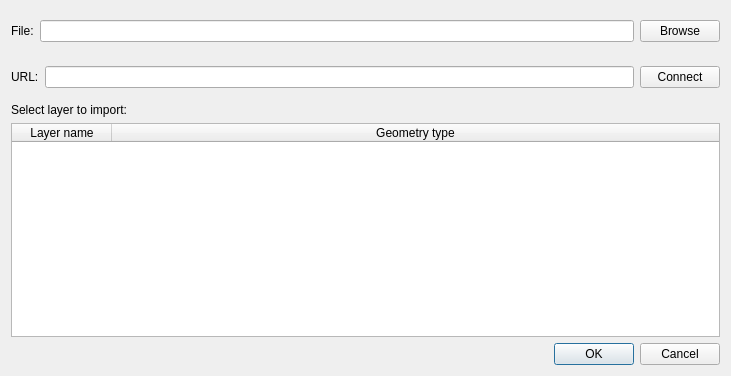
This is src/builderexts/import.spatial-graph.ogr-gdal/SourceAddDialog.ui in OpenFLUID/openfluid as Qt 5 draws it before an edit. The edited form follows.
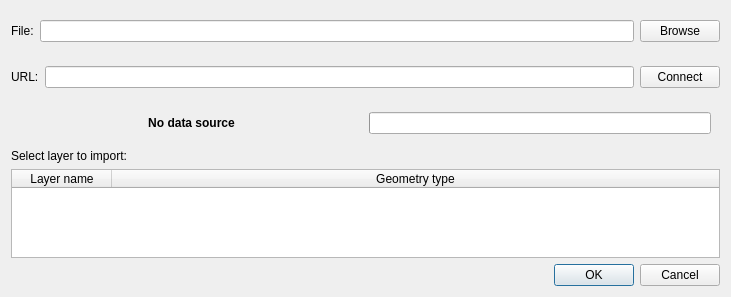
This is the edited form.

Commit message:
Threading in extension for importing spatial data using GDAL/OGR
* Added worker for fetching layers
* Added messages and progress bar while fetching layers

(references OpenFLUID/openfluid#6)

```diff
--- a/src/builderexts/import.spatial-graph.ogr-gdal/SourceAddDialog.ui
+++ b/src/builderexts/import.spatial-graph.ogr-gdal/SourceAddDialog.ui
@@ -7,13 +7,13 @@
     <x>0</x>
     <y>0</y>
     <width>731</width>
-    <height>376</height>
+    <height>297</height>
    </rect>
   </property>
   <property name="windowTitle">
    <string>Dialog</string>
   </property>
-  <layout class="QVBoxLayout" name="verticalLayout">
+  <layout class="QVBoxLayout" name="verticalLayout" stretch="0,0,0,0,1,0">
    <item>
     <widget class="QWidget" name="FileSelectWidget" native="true">
      <layout class="QHBoxLayout" name="horizontalLayout">
@@ -76,6 +76,53 @@
      </layout>
     </widget>
    </item>
+   <item>
+    <widget class="QWidget" name="widget" native="true">
+     <layout class="QHBoxLayout" name="horizontalLayout_4" stretch="1,1">
+      <item>
+       <widget class="QLabel" name="StatusLabel">
+        <property name="font">
+         <font>
+          <weight>75</weight>
+          <bold>true</bold>
+         </font>
+        </property>
+        <property name="text">
+         <string notr="true">No data source</string>
+        </property>
+        <property name="alignment">
+         <set>Qt::AlignCenter</set>
+        </property>
+       </widget>
+      </item>
+      <item>
+       <widget class="QProgressBar" name="StatusProgressBar">
+        <property name="sizePolicy">
+         <sizepolicy hsizetype="Expanding" vsizetype="Maximum">
+          <horstretch>0</horstretch>
+          <verstretch>0</verstretch>
+         </sizepolicy>
+        </property>
+        <property name="maximumSize">
+         <size>
+          <width>16777215</width>
+          <height>16777215</height>
+         </size>
+        </property>
+        <property name="value">
+         <number>0</number>
+        </property>
+        <property name="textVisible">
+         <bool>false</bool>
+        </property>
+        <property name="format">
+         <string notr="true">%v/%m</string>
+        </property>
+       </widget>
+      </item>
+     </layout>
+    </widget>
+   </item>
    <item>
     <widget class="QLabel" name="label_2">
      <property name="text">
```
Left out of the diff: 2 changed lines with no effect on the pictures. The commit also changes 6 other files.
